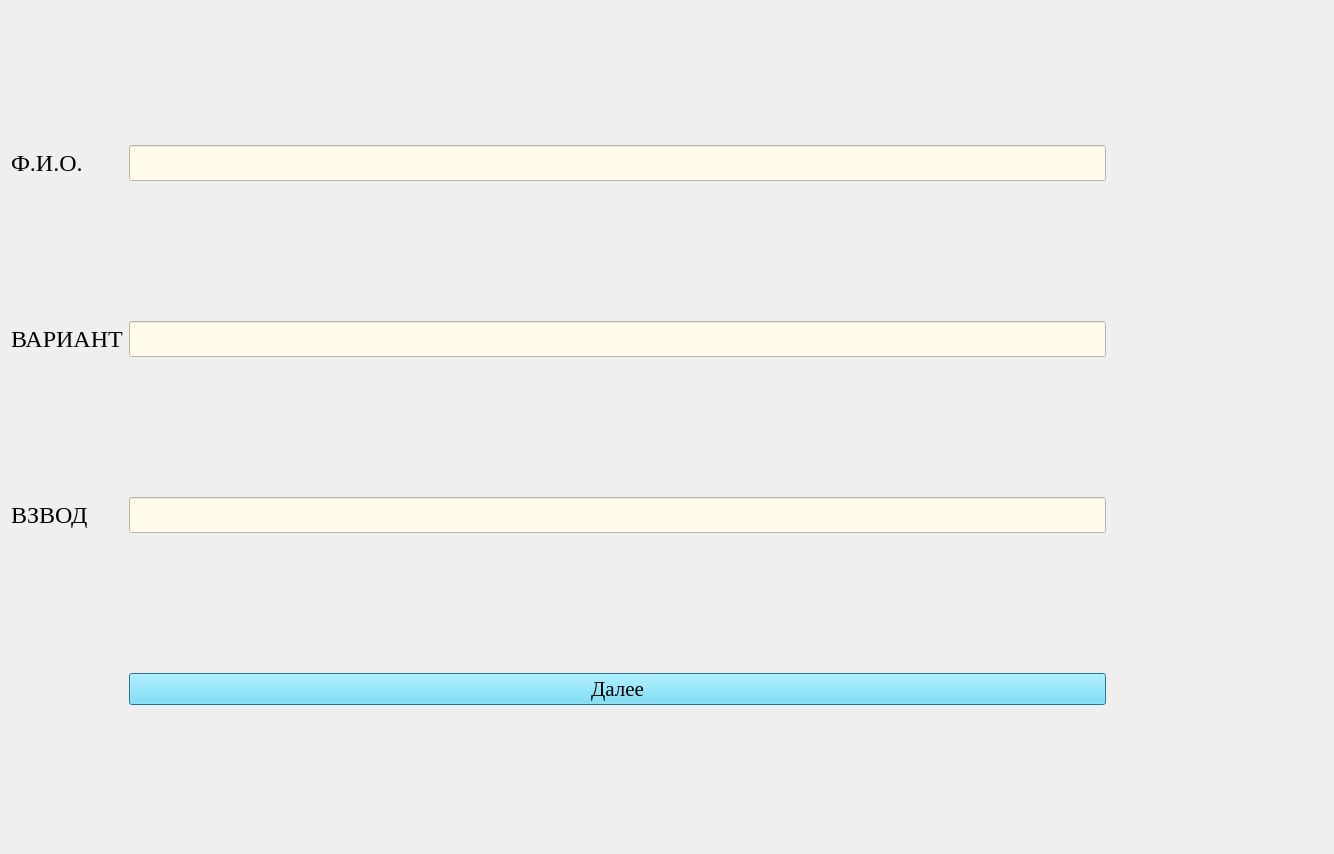
Qt form qt_designer_ui/login.ui (IvaMarin/Project-Network-Diagram-App) before a commit.
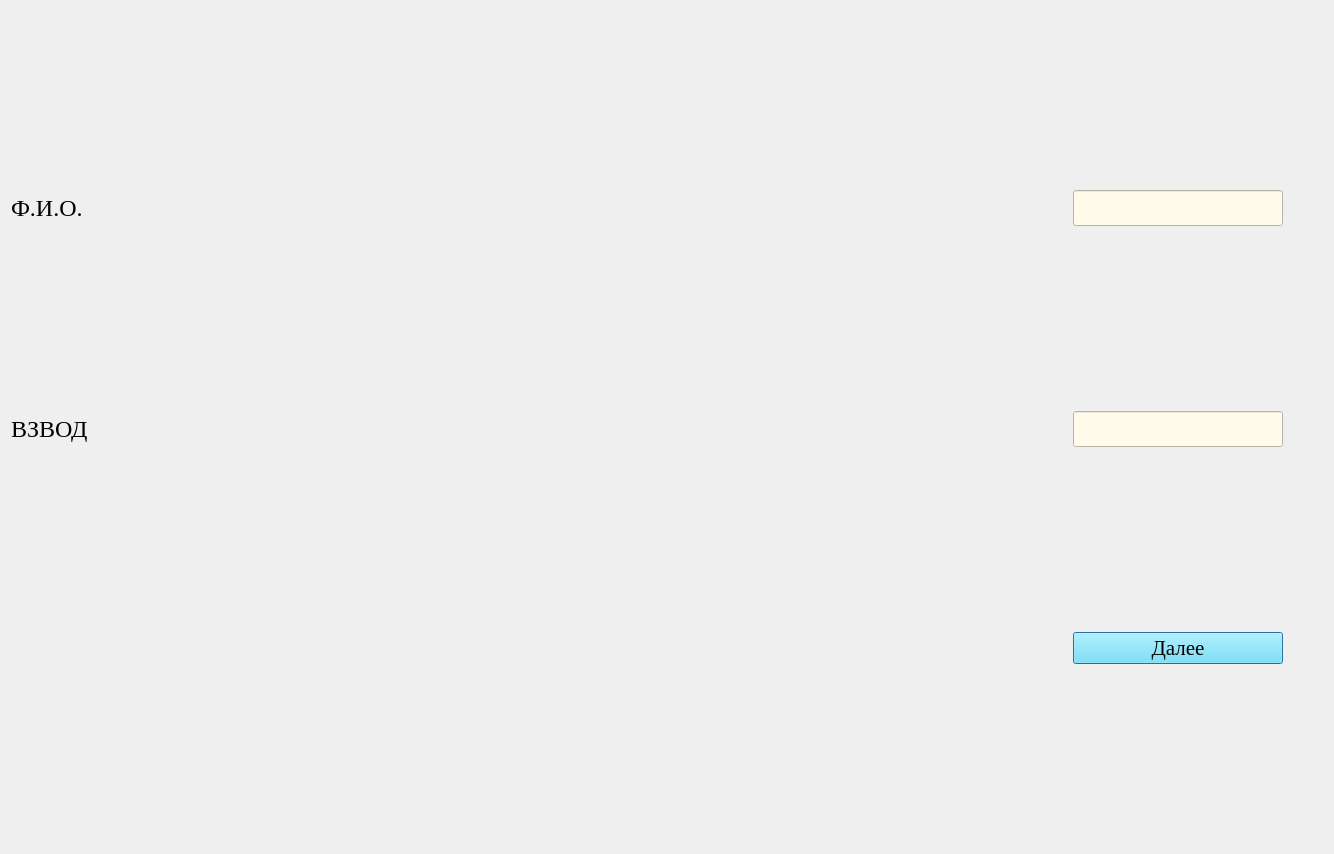
The same form after that commit.

Diff of the .ui file:
```diff
--- a/qt_designer_ui/login.ui
+++ b/qt_designer_ui/login.ui
@@ -19,9 +19,9 @@
   <property name="windowTitle">
    <string>Данные студента</string>
   </property>
-  <layout class="QGridLayout" name="gridLayout" columnstretch="1,9,2">
+  <layout class="QGridLayout" name="gridLayout" columnstretch="1,0,0">
    <item row="1" column="0">
-    <widget class="QLabel" name="labelNumGroup">
+    <widget class="QLabel" name="labelGroup">
      <property name="font">
       <font>
        <family>Times New Roman</family>
@@ -29,7 +29,7 @@
       </font>
      </property>
      <property name="text">
-      <string>&lt;html&gt;&lt;head/&gt;&lt;body&gt;&lt;p&gt;ВАРИАНТ&lt;/p&gt;&lt;/body&gt;&lt;/html&gt;</string>
+      <string>&lt;html&gt;&lt;head/&gt;&lt;body&gt;&lt;p&gt;ВЗВОД&lt;/p&gt;&lt;/body&gt;&lt;/html&gt;</string>
      </property>
     </widget>
    </item>
@@ -46,22 +46,6 @@
      </property>
     </widget>
    </item>
-   <item row="3" column="1">
-    <widget class="QPushButton" name="btnSignLab">
-     <property name="font">
-      <font>
-       <family>Times New Roman</family>
-       <pointsize>16</pointsize>
-      </font>
-     </property>
-     <property name="styleSheet">
-      <string notr="true">background-color: #66e3ff;</string>
-     </property>
-     <property name="text">
-      <string>Далее</string>
-     </property>
-    </widget>
-   </item>
    <item row="0" column="1">
     <widget class="QLineEdit" name="lineEditSurname">
      <property name="font">
@@ -81,20 +65,7 @@
      </property>
     </widget>
    </item>
-   <item row="2" column="0">
-    <widget class="QLabel" name="labelGroup">
-     <property name="font">
-      <font>
-       <family>Times New Roman</family>
-       <pointsize>18</pointsize>
-      </font>
-     </property>
-     <property name="text">
-      <string>&lt;html&gt;&lt;head/&gt;&lt;body&gt;&lt;p&gt;ВЗВОД&lt;/p&gt;&lt;/body&gt;&lt;/html&gt;</string>
-     </property>
-    </widget>
-   </item>
-   <item row="2" column="1">
+   <item row="1" column="1">
     <widget class="QLineEdit" name="lineEditGroup">
      <property name="font">
       <font>
@@ -113,25 +84,6 @@
      </property>
     </widget>
    </item>
-   <item row="1" column="1">
-    <widget class="QLineEdit" name="lineEditNumINGroup">
-     <property name="font">
-      <font>
-       <family>Times New Roman</family>
-       <pointsize>18</pointsize>
-      </font>
-     </property>
-     <property name="styleSheet">
-      <string notr="true">background-color: #fffaea;</string>
-     </property>
-     <property name="inputMethodHints">
-      <set>Qt::ImhNone</set>
-     </property>
-     <property name="maxLength">
-      <number>2</number>
-     </property>
-    </widget>
-   </item>
    <item row="0" column="2">
     <spacer name="horizontalSpacer">
      <property name="orientation">
@@ -146,19 +98,6 @@
     </spacer>
    </item>
    <item row="1" column="2">
-    <spacer name="horizontalSpacer_2">
-     <property name="orientation">
-      <enum>Qt::Horizontal</enum>
-     </property>
-     <property name="sizeHint" stdset="0">
-      <size>
-       <width>40</width>
-       <height>20</height>
-      </size>
-     </property>
-    </spacer>
-   </item>
-   <item row="2" column="2">
     <spacer name="horizontalSpacer_3">
      <property name="orientation">
       <enum>Qt::Horizontal</enum>
@@ -171,6 +110,22 @@
      </property>
     </spacer>
    </item>
+   <item row="2" column="1">
+    <widget class="QPushButton" name="btnSignLab">
+     <property name="font">
+      <font>
+       <family>Times New Roman</family>
+       <pointsize>16</pointsize>
+      </font>
+     </property>
+     <property name="styleSheet">
+      <string notr="true">background-color: #66e3ff;</string>
+     </property>
+     <property name="text">
+      <string>Далее</string>
+     </property>
+    </widget>
+   </item>
   </layout>
  </widget>
  <resources/>
```
